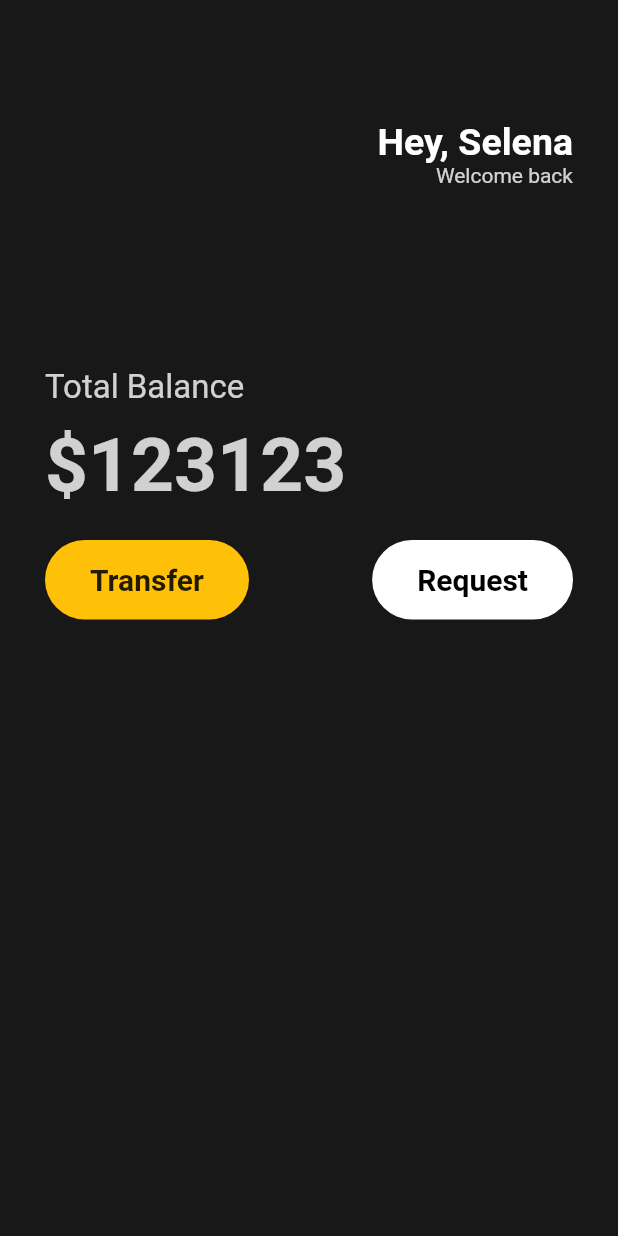
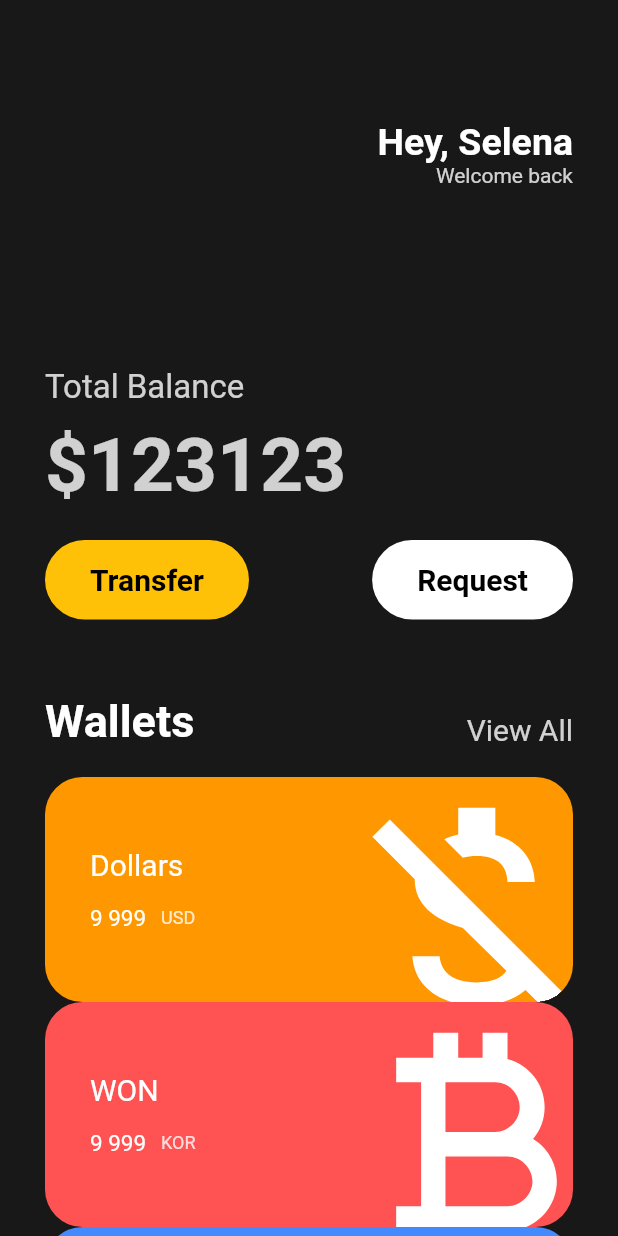
Before and after one commit to JinEunPark/swSubjectFlutter, a Flutter app: the screen it shows after launch, on a phone screen of 412 x 824 dp. Run offline on Flutter 3.47's test engine with Material 2 defaults, Android fonts, the phone set to English and light mode, and no system bars.

Commit message:
ui design complete

```diff
--- a/lib/main.dart
+++ b/lib/main.dart
@@ -1,4 +1,6 @@
 import 'package:flutter/material.dart';
+import 'package:toonflix/widgets/button.dart';
+import 'package:toonflix/widgets/currency_card.dart';
 
 void main() {
   runApp(const App());
@@ -15,7 +17,8 @@ class App extends StatelessWidget {
       home: Scaffold(
         //앱의 뼈대
         backgroundColor: const Color(0xFF181818), //색상 수동 지정
-        body: Padding(
+        body: SingleChildScrollView(
+          child: Padding(
             //패딩 위젯으로 감쌈
             padding: const EdgeInsets.symmetric(
                 horizontal: 30), //all, symmetric 지정 방향으로 적용!! 모든 방향으로 패딩을 적용!!
@@ -32,7 +35,8 @@ class App extends StatelessWidget {
                   mainAxisAlignment: MainAxisAlignment.end, // 내부를 오른쪽 끝에 위치함.
                   children: [
                     Column(
-                    crossAxisAlignment: CrossAxisAlignment.end, //글자 Text 위젯을 정렬
+                      crossAxisAlignment:
+                          CrossAxisAlignment.end, //글자 Text 위젯을 정렬
                       children: [
                         const Text(
                           "Hey, Selena",
@@ -78,52 +82,68 @@ class App extends StatelessWidget {
                   height: 20,
                 ),
                 Row(
-                mainAxisAlignment: MainAxisAlignment.spaceBetween,//두개의 컨테이너 사이에 공간을 만듦
+                  mainAxisAlignment:
+                      MainAxisAlignment.spaceBetween, //두개의 컨테이너 사이에 공간을 만듦
+                  children: const [
+                    Button(
+                        text: 'Transfer',
+                        bgColor: Colors.amber,
+                        textColor: Colors.black), //custom widget
+                    Button(
+                        text: "Request",
+                        bgColor: Colors.white,
+                        textColor: Colors.black),
+                  ],
+                ),
+                const SizedBox(
+                  height: 50,
+                ),
+                Row(
+                  mainAxisAlignment:
+                      MainAxisAlignment.spaceBetween, //양쪽으로 붙어서 정렬되게 만듦
+                  crossAxisAlignment: CrossAxisAlignment
+                      .end, //아래쪽으로 붙게 정렬 row() 에서는 main 이 수직 cross 가 가로이다.
                   children: [
-                  Container(
-                    //컨테이너 위젯으로 다른 위젯을 넣는데 사용함
-                    decoration: BoxDecoration(
-                      color: Colors.amber,
-                      borderRadius: BorderRadius.circular(45),
-                    ),
-                    child: const Padding(
-                      //패딩을 추가함...
-                      padding: EdgeInsets.symmetric(
-                        vertical: 15,
-                        horizontal: 30,
-                      ),
-                      child: Text(
-                        'Transfer',
+                    const Text(
+                      "Wallets",
                       style: TextStyle(
                           fontWeight: FontWeight.bold,
+                          fontSize: 30,
+                          color: Colors.white),
+                    ),
+                    Text(
+                      'View All',
+                      style: TextStyle(
                         fontSize: 20,
+                        color: Colors.white
+                            .withOpacity(0.8), //이 함수를 사용하면 부모리스트가 const 이면 안됨
                       ),
                     ),
+                  ],
                 ),
+                const SizedBox(
+                  height: 20,
                 ),
-                  Container(
-                    decoration: BoxDecoration(
-                      color: Colors.white,
-                      borderRadius: BorderRadius.circular(45),
+                const CurrencyCard(
+                    decoColor: Colors.orange,
+                    money: 'Dollars',
+                    number: '9 999',
+                    nation: 'USD',
+                    moneyIcon: Icons.money_off_sharp),
+                const CurrencyCard(
+                    decoColor: Colors.redAccent,
+                    money: 'WON',
+                    number: '9 999',
+                    nation: 'KOR',
+                    moneyIcon: Icons.currency_bitcoin),
+                const CurrencyCard(
+                    decoColor: Colors.blueAccent,
+                    money: 'Euro',
+                    number: '9 234',
+                    nation: 'URO',
+                    moneyIcon: Icons.euro_outlined),
+              ],
             ),
-                    child: const Padding(
-                      padding: EdgeInsets.symmetric(
-                        horizontal: 30,
-                        vertical: 15,
-                      ),
-                      child: Text(
-                        "Request",
-                        style: TextStyle(
-                          color: Colors.black,
-                          fontWeight: FontWeight.bold,
-                          fontSize: 20,
-                        ),
-                      ),
-                    ),
-                  )
-                ],
-              )
-            ],
           ),
         ),
       ),
--- /dev/null
+++ b/lib/widgets/button.dart
@@ -0,0 +1,40 @@
+import 'package:flutter/material.dart';
+
+class Button extends StatelessWidget {
+  //custom widget 을 만들기 위해서 색상과 글자를 변경 가능하도록 만들어야함
+  final String text;
+  final Color bgColor;
+  final Color textColor;
+
+  const Button(
+      {super.key,
+      required this.text,
+      required this.bgColor,
+      required this.textColor});
+
+  @override
+  Widget build(BuildContext context) {
+    //build method 반드시 구현해야함.
+    return Container(
+      //컨테이너 위젯으로 다른 위젯을 넣는데 사용함
+      decoration: BoxDecoration(
+        color: bgColor,
+        borderRadius: BorderRadius.circular(45),
+      ),
+      child: Padding(
+        //패딩을 추가함...
+        padding: const EdgeInsets.symmetric(
+          vertical: 15,
+          horizontal: 30,
+        ),
+        child: Text(
+          text,
+          style: TextStyle(
+              fontWeight: FontWeight.bold,
+              fontSize: 20,
+              color: textColor), //원래는 const 였지만 변수가 들어가기 때문에 const 면 안됨
+        ),
+      ),
+    );
+  }
+}
--- /dev/null
+++ b/lib/widgets/currency_card.dart
@@ -0,0 +1,82 @@
+import 'package:flutter/material.dart';
+
+class CurrencyCard extends StatelessWidget {
+  final Color decoColor;
+  final String money;
+  final String number;
+  final String nation;
+  final IconData moneyIcon;
+
+  const CurrencyCard(
+      {super.key,
+      required this.decoColor,
+      required this.money,
+      required this.number,
+      required this.nation,
+      required this.moneyIcon});
+
+  @override
+  Widget build(BuildContext context) {
+    return Container(
+      clipBehavior: Clip.hardEdge, //위젯의 밖으로 overflow 한 것들에 대해서 어떻게 처리할지 정함.
+      decoration: BoxDecoration(
+        color: decoColor,
+        borderRadius: BorderRadius.circular(25),
+      ),
+      child: Padding(
+        padding: const EdgeInsets.symmetric(
+          vertical: 30,
+          horizontal: 30,
+        ),
+        child:
+            Row(mainAxisAlignment: MainAxisAlignment.spaceBetween, children: [
+          Column(crossAxisAlignment: CrossAxisAlignment.start, children: [
+            Text(
+              money,
+              style: const TextStyle(color: Colors.white, fontSize: 20),
+            ),
+            const SizedBox(
+              height: 15,
+            ),
+            Row(
+              children: [
+                Text(
+                  number,
+                  style: const TextStyle(
+                    color: Colors.white,
+                    fontSize: 15,
+                  ),
+                ),
+                const SizedBox(
+                  width: 10,
+                ),
+                Text(
+                  nation,
+                  style: TextStyle(
+                      color: Colors.white.withOpacity(0.8), fontSize: 12),
+                )
+              ],
+            )
+          ]),
+          Transform.scale(
+            //내부 위젯의 크기를 다른 위젯에 구애받지 않고 커지게함
+            //크기가 큰 아이콘을 생성하지만 다른 위젯의 크기가 변하지 않게 하기 위해서 사용함
+            scale: 2.2,
+            child: Transform.translate(
+              //내부 위젯의 위치를 다른 위젯에 영행을 받지 않고 움직이게함
+              offset: const Offset(
+                3,
+                9,
+              ), //x좌표와 y 좌표를 지정해서 아이콘을 움직임
+              child: Icon(
+                moneyIcon,
+                color: Colors.white,
+                size: 90,
+              ),
+            ),
+          )
+        ]),
+      ),
+    );
+  }
+}
```
Lines whose indentation alone changed are shown as unchanged.
